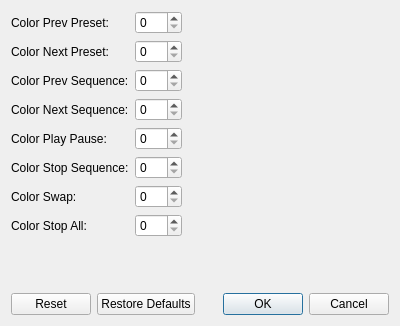
First picture: the form in widgets/drumpadsettingsdialog.ui, repository 0xFEEDC0DE64/DrumMachine, before the edit.
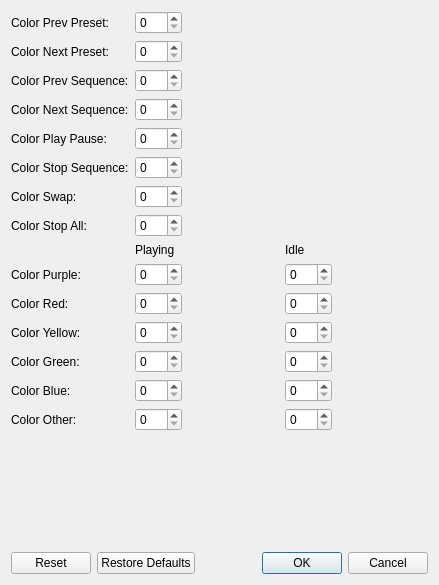
Second picture: the form after the edit.

```diff
--- a/widgets/drumpadsettingsdialog.ui
+++ b/widgets/drumpadsettingsdialog.ui
@@ -6,8 +6,8 @@
    <rect>
     <x>0</x>
     <y>0</y>
-    <width>400</width>
-    <height>326</height>
+    <width>439</width>
+    <height>585</height>
    </rect>
   </property>
   <property name="windowTitle">
@@ -15,36 +15,30 @@
   </property>
   <layout class="QVBoxLayout" name="verticalLayout">
    <item>
-    <layout class="QFormLayout" name="formLayout">
-     <item row="0" column="0">
-      <widget class="QLabel" name="labelColorPrevPreset">
-       <property name="text">
-        <string>Color Prev Preset:</string>
-       </property>
-       <property name="buddy">
-        <cstring>spinBoxColorPrevPreset</cstring>
-       </property>
-      </widget>
-     </item>
-     <item row="1" column="0">
-      <widget class="QLabel" name="labelColorNextPreset">
-       <property name="text">
-        <string>Color Next Preset:</string>
-       </property>
-       <property name="buddy">
-        <cstring>spinBoxColorNextPreset</cstring>
-       </property>
-      </widget>
-     </item>
-     <item row="2" column="0">
-      <widget class="QLabel" name="labelColorPrevSequence">
-       <property name="text">
-        <string>Color Prev Sequence:</string>
-       </property>
-       <property name="buddy">
-        <cstring>spinBoxColorPrevSequence</cstring>
-       </property>
-      </widget>
+    <layout class="QGridLayout" name="gridLayout">
+     <item row="3" column="1">
+      <layout class="QHBoxLayout" name="horizontalLayout_4">
+       <item>
+        <widget class="QSpinBox" name="spinBoxColorNextSequence">
+         <property name="maximum">
+          <number>255</number>
+         </property>
+        </widget>
+       </item>
+       <item>
+        <spacer name="horizontalSpacer_4">
+         <property name="orientation">
+          <enum>Qt::Horizontal</enum>
+         </property>
+         <property name="sizeHint" stdset="0">
+          <size>
+           <width>40</width>
+           <height>20</height>
+          </size>
+         </property>
+        </spacer>
+       </item>
+      </layout>
      </item>
      <item row="3" column="0">
       <widget class="QLabel" name="labelColorNextSequence">
@@ -56,30 +50,174 @@
        </property>
       </widget>
      </item>
-     <item row="4" column="0">
-      <widget class="QLabel" name="labelColorPlayPause">
+     <item row="10" column="2">
+      <layout class="QHBoxLayout" name="horizontalLayout_12">
+       <item>
+        <widget class="QSpinBox" name="spinBoxColorRedIdle">
+         <property name="maximum">
+          <number>255</number>
+         </property>
+        </widget>
+       </item>
+       <item>
+        <spacer name="horizontalSpacer_16">
+         <property name="orientation">
+          <enum>Qt::Horizontal</enum>
+         </property>
+         <property name="sizeHint" stdset="0">
+          <size>
+           <width>40</width>
+           <height>20</height>
+          </size>
+         </property>
+        </spacer>
+       </item>
+      </layout>
+     </item>
+     <item row="11" column="1">
+      <layout class="QHBoxLayout" name="horizontalLayout_13">
+       <item>
+        <widget class="QSpinBox" name="spinBoxColorYellowPlaying">
+         <property name="maximum">
+          <number>255</number>
+         </property>
+        </widget>
+       </item>
+       <item>
+        <spacer name="horizontalSpacer_12">
+         <property name="orientation">
+          <enum>Qt::Horizontal</enum>
+         </property>
+         <property name="sizeHint" stdset="0">
+          <size>
+           <width>40</width>
+           <height>20</height>
+          </size>
+         </property>
+        </spacer>
+       </item>
+      </layout>
+     </item>
+     <item row="13" column="2">
+      <layout class="QHBoxLayout" name="horizontalLayout_18">
+       <item>
+        <widget class="QSpinBox" name="ColorBlueIdle">
+         <property name="maximum">
+          <number>255</number>
+         </property>
+        </widget>
+       </item>
+       <item>
+        <spacer name="horizontalSpacer_19">
+         <property name="orientation">
+          <enum>Qt::Horizontal</enum>
+         </property>
+         <property name="sizeHint" stdset="0">
+          <size>
+           <width>40</width>
+           <height>20</height>
+          </size>
+         </property>
+        </spacer>
+       </item>
+      </layout>
+     </item>
+     <item row="14" column="0">
+      <widget class="QLabel" name="labelColorOther">
        <property name="text">
-        <string>Color Play Pause:</string>
+        <string>Color Other:</string>
        </property>
        <property name="buddy">
         <cstring>spinBoxColorPlayPause</cstring>
        </property>
       </widget>
      </item>
-     <item row="5" column="0">
-      <widget class="QLabel" name="labelColorStopSequence">
+     <item row="5" column="1">
+      <layout class="QHBoxLayout" name="horizontalLayout_6">
+       <item>
+        <widget class="QSpinBox" name="spinBoxColorStopSequence">
+         <property name="maximum">
+          <number>255</number>
+         </property>
+        </widget>
+       </item>
+       <item>
+        <spacer name="horizontalSpacer_6">
+         <property name="orientation">
+          <enum>Qt::Horizontal</enum>
+         </property>
+         <property name="sizeHint" stdset="0">
+          <size>
+           <width>40</width>
+           <height>20</height>
+          </size>
+         </property>
+        </spacer>
+       </item>
+      </layout>
+     </item>
+     <item row="14" column="1">
+      <layout class="QHBoxLayout" name="horizontalLayout_19">
+       <item>
+        <widget class="QSpinBox" name="ColorOtherPlaying">
+         <property name="maximum">
+          <number>255</number>
+         </property>
+        </widget>
+       </item>
+       <item>
+        <spacer name="horizontalSpacer_15">
+         <property name="orientation">
+          <enum>Qt::Horizontal</enum>
+         </property>
+         <property name="sizeHint" stdset="0">
+          <size>
+           <width>40</width>
+           <height>20</height>
+          </size>
+         </property>
+        </spacer>
+       </item>
+      </layout>
+     </item>
+     <item row="12" column="0">
+      <widget class="QLabel" name="labelColorGreen">
        <property name="text">
-        <string>Color Stop Sequence:</string>
+        <string>Color Green:</string>
        </property>
        <property name="buddy">
         <cstring>spinBoxColorStopSequence</cstring>
        </property>
       </widget>
      </item>
-     <item row="6" column="0">
-      <widget class="QLabel" name="labelColorSwap">
+     <item row="6" column="1">
+      <layout class="QHBoxLayout" name="horizontalLayout_7">
+       <item>
+        <widget class="QSpinBox" name="spinBoxColorSwap">
+         <property name="maximum">
+          <number>255</number>
+         </property>
+        </widget>
+       </item>
+       <item>
+        <spacer name="horizontalSpacer_7">
+         <property name="orientation">
+          <enum>Qt::Horizontal</enum>
+         </property>
+         <property name="sizeHint" stdset="0">
+          <size>
+           <width>40</width>
+           <height>20</height>
+          </size>
+         </property>
+        </spacer>
+       </item>
+      </layout>
+     </item>
+     <item row="9" column="0">
+      <widget class="QLabel" name="labelColorPurple">
        <property name="text">
-        <string>Color Swap:</string>
+        <string>Color Purple:</string>
        </property>
        <property name="buddy">
         <cstring>spinBoxColorSwap</cstring>
@@ -96,6 +234,13 @@
        </property>
       </widget>
      </item>
+     <item row="8" column="2">
+      <widget class="QLabel" name="labelIdle">
+       <property name="text">
+        <string>Idle</string>
+       </property>
+      </widget>
+     </item>
      <item row="0" column="1">
       <layout class="QHBoxLayout" name="horizontalLayout">
        <item>
@@ -120,6 +265,135 @@
        </item>
       </layout>
      </item>
+     <item row="1" column="0">
+      <widget class="QLabel" name="labelColorNextPreset">
+       <property name="text">
+        <string>Color Next Preset:</string>
+       </property>
+       <property name="buddy">
+        <cstring>spinBoxColorNextPreset</cstring>
+       </property>
+      </widget>
+     </item>
+     <item row="5" column="0">
+      <widget class="QLabel" name="labelColorStopSequence">
+       <property name="text">
+        <string>Color Stop Sequence:</string>
+       </property>
+       <property name="buddy">
+        <cstring>spinBoxColorStopSequence</cstring>
+       </property>
+      </widget>
+     </item>
+     <item row="2" column="0">
+      <widget class="QLabel" name="labelColorPrevSequence">
+       <property name="text">
+        <string>Color Prev Sequence:</string>
+       </property>
+       <property name="buddy">
+        <cstring>spinBoxColorPrevSequence</cstring>
+       </property>
+      </widget>
+     </item>
+     <item row="12" column="2">
+      <layout class="QHBoxLayout" name="horizontalLayout_16">
+       <item>
+        <widget class="QSpinBox" name="ColorGreenIdle">
+         <property name="maximum">
+          <number>255</number>
+         </property>
+        </widget>
+       </item>
+       <item>
+        <spacer name="horizontalSpacer_18">
+         <property name="orientation">
+          <enum>Qt::Horizontal</enum>
+         </property>
+         <property name="sizeHint" stdset="0">
+          <size>
+           <width>40</width>
+           <height>20</height>
+          </size>
+         </property>
+        </spacer>
+       </item>
+      </layout>
+     </item>
+     <item row="7" column="1">
+      <layout class="QHBoxLayout" name="horizontalLayout_8">
+       <item>
+        <widget class="QSpinBox" name="spinBoxColorStopAll">
+         <property name="maximum">
+          <number>255</number>
+         </property>
+        </widget>
+       </item>
+       <item>
+        <spacer name="horizontalSpacer_8">
+         <property name="orientation">
+          <enum>Qt::Horizontal</enum>
+         </property>
+         <property name="sizeHint" stdset="0">
+          <size>
+           <width>40</width>
+           <height>20</height>
+          </size>
+         </property>
+        </spacer>
+       </item>
+      </layout>
+     </item>
+     <item row="12" column="1">
+      <layout class="QHBoxLayout" name="horizontalLayout_15">
+       <item>
+        <widget class="QSpinBox" name="ColorGreenPlaying">
+         <property name="maximum">
+          <number>255</number>
+         </property>
+        </widget>
+       </item>
+       <item>
+        <spacer name="horizontalSpacer_13">
+         <property name="orientation">
+          <enum>Qt::Horizontal</enum>
+         </property>
+         <property name="sizeHint" stdset="0">
+          <size>
+           <width>40</width>
+           <height>20</height>
+          </size>
+         </property>
+        </spacer>
+       </item>
+      </layout>
+     </item>
+     <item row="8" column="1">
+      <widget class="QLabel" name="labelPlaying">
+       <property name="text">
+        <string>Playing</string>
+       </property>
+      </widget>
+     </item>
+     <item row="13" column="0">
+      <widget class="QLabel" name="labelColorBlue">
+       <property name="text">
+        <string>Color Blue:</string>
+       </property>
+       <property name="buddy">
+        <cstring>ColorBluePlaying</cstring>
+       </property>
+      </widget>
+     </item>
+     <item row="10" column="0">
+      <widget class="QLabel" name="labelColorRed">
+       <property name="text">
+        <string>Color Red:</string>
+       </property>
+       <property name="buddy">
+        <cstring>spinBoxColorRedPlaying</cstring>
+       </property>
+      </widget>
+     </item>
      <item row="1" column="1">
       <layout class="QHBoxLayout" name="horizontalLayout_2">
        <item>
@@ -144,41 +418,17 @@
        </item>
       </layout>
      </item>
-     <item row="2" column="1">
-      <layout class="QHBoxLayout" name="horizontalLayout_3">
+     <item row="10" column="1">
+      <layout class="QHBoxLayout" name="horizontalLayout_11">
        <item>
-        <widget class="QSpinBox" name="spinBoxColorPrevSequence">
+        <widget class="QSpinBox" name="spinBoxColorRedPlaying">
          <property name="maximum">
           <number>255</number>
          </property>
         </widget>
        </item>
        <item>
-        <spacer name="horizontalSpacer_3">
-         <property name="orientation">
-          <enum>Qt::Horizontal</enum>
-         </property>
-         <property name="sizeHint" stdset="0">
-          <size>
-           <width>40</width>
-           <height>20</height>
-          </size>
-         </property>
-        </spacer>
-       </item>
-      </layout>
-     </item>
-     <item row="3" column="1">
-      <layout class="QHBoxLayout" name="horizontalLayout_4">
-       <item>
-        <widget class="QSpinBox" name="spinBoxColorNextSequence">
-         <property name="maximum">
-          <number>255</number>
-         </property>
-        </widget>
-       </item>
-       <item>
-        <spacer name="horizontalSpacer_4">
+        <spacer name="horizontalSpacer_11">
          <property name="orientation">
           <enum>Qt::Horizontal</enum>
          </property>
@@ -216,17 +466,17 @@
        </item>
       </layout>
      </item>
-     <item row="5" column="1">
-      <layout class="QHBoxLayout" name="horizontalLayout_6">
+     <item row="11" column="2">
+      <layout class="QHBoxLayout" name="horizontalLayout_14">
        <item>
-        <widget class="QSpinBox" name="spinBoxColorStopSequence">
+        <widget class="QSpinBox" name="spinBoxColorYellowIdle">
          <property name="maximum">
           <number>255</number>
          </property>
         </widget>
        </item>
        <item>
-        <spacer name="horizontalSpacer_6">
+        <spacer name="horizontalSpacer_17">
          <property name="orientation">
           <enum>Qt::Horizontal</enum>
          </property>
@@ -240,17 +490,37 @@
        </item>
       </layout>
      </item>
-     <item row="6" column="1">
-      <layout class="QHBoxLayout" name="horizontalLayout_7">
+     <item row="11" column="0">
+      <widget class="QLabel" name="labelColorYellow">
+       <property name="text">
+        <string>Color Yellow:</string>
+       </property>
+       <property name="buddy">
+        <cstring>spinBoxColorYellowPlaying</cstring>
+       </property>
+      </widget>
+     </item>
+     <item row="6" column="0">
+      <widget class="QLabel" name="labelColorSwap">
+       <property name="text">
+        <string>Color Swap:</string>
+       </property>
+       <property name="buddy">
+        <cstring>spinBoxColorSwap</cstring>
+       </property>
+      </widget>
+     </item>
+     <item row="13" column="1">
+      <layout class="QHBoxLayout" name="horizontalLayout_17">
        <item>
-        <widget class="QSpinBox" name="spinBoxColorSwap">
+        <widget class="QSpinBox" name="ColorBluePlaying">
          <property name="maximum">
           <number>255</number>
          </property>
         </widget>
        </item>
        <item>
-        <spacer name="horizontalSpacer_7">
+        <spacer name="horizontalSpacer_14">
          <property name="orientation">
           <enum>Qt::Horizontal</enum>
          </property>
@@ -264,17 +534,17 @@
        </item>
       </layout>
      </item>
-     <item row="7" column="1">
-      <layout class="QHBoxLayout" name="horizontalLayout_8">
+     <item row="14" column="2">
+      <layout class="QHBoxLayout" name="horizontalLayout_20">
        <item>
-        <widget class="QSpinBox" name="spinBoxColorStopAll">
+        <widget class="QSpinBox" name="ColorOtherIdle">
          <property name="maximum">
           <number>255</number>
          </property>
         </widget>
        </item>
        <item>
-        <spacer name="horizontalSpacer_8">
+        <spacer name="horizontalSpacer_20">
          <property name="orientation">
           <enum>Qt::Horizontal</enum>
          </property>
@@ -288,8 +558,113 @@
        </item>
       </layout>
      </item>
+     <item row="2" column="1">
+      <layout class="QHBoxLayout" name="horizontalLayout_3">
+       <item>
+        <widget class="QSpinBox" name="spinBoxColorPrevSequence">
+         <property name="maximum">
+          <number>255</number>
+         </property>
+        </widget>
+       </item>
+       <item>
+        <spacer name="horizontalSpacer_3">
+         <property name="orientation">
+          <enum>Qt::Horizontal</enum>
+         </property>
+         <property name="sizeHint" stdset="0">
+          <size>
+           <width>40</width>
+           <height>20</height>
+          </size>
+         </property>
+        </spacer>
+       </item>
+      </layout>
+     </item>
+     <item row="0" column="0">
+      <widget class="QLabel" name="labelColorPrevPreset">
+       <property name="text">
+        <string>Color Prev Preset:</string>
+       </property>
+       <property name="buddy">
+        <cstring>spinBoxColorPrevPreset</cstring>
+       </property>
+      </widget>
+     </item>
+     <item row="9" column="2">
+      <layout class="QHBoxLayout" name="horizontalLayout_10">
+       <item>
+        <widget class="QSpinBox" name="spinBoxColorPurpleIdle">
+         <property name="maximum">
+          <number>255</number>
+         </property>
+        </widget>
+       </item>
+       <item>
+        <spacer name="horizontalSpacer_10">
+         <property name="orientation">
+          <enum>Qt::Horizontal</enum>
+         </property>
+         <property name="sizeHint" stdset="0">
+          <size>
+           <width>40</width>
+           <height>20</height>
+          </size>
+         </property>
+        </spacer>
+       </item>
+      </layout>
+     </item>
+     <item row="9" column="1">
+      <layout class="QHBoxLayout" name="horizontalLayout_9">
+       <item>
+        <widget class="QSpinBox" name="spinBoxColorPurplePlaying">
+         <property name="maximum">
+          <number>255</number>
+         </property>
+        </widget>
+       </item>
+       <item>
+        <spacer name="horizontalSpacer_9">
+         <property name="orientation">
+          <enum>Qt::Horizontal</enum>
+         </property>
+         <property name="sizeHint" stdset="0">
+          <size>
+           <width>40</width>
+           <height>20</height>
+          </size>
+         </property>
+        </spacer>
+       </item>
+      </layout>
+     </item>
+     <item row="4" column="0">
+      <widget class="QLabel" name="labelColorPlayPause">
+       <property name="text">
+        <string>Color Play Pause:</string>
+       </property>
+       <property name="buddy">
+        <cstring>spinBoxColorPlayPause</cstring>
+       </property>
+      </widget>
+     </item>
     </layout>
    </item>
+   <item>
+    <spacer name="verticalSpacer">
+     <property name="orientation">
+      <enum>Qt::Vertical</enum>
+     </property>
+     <property name="sizeHint" stdset="0">
+      <size>
+       <width>20</width>
+       <height>40</height>
+      </size>
+     </property>
+    </spacer>
+   </item>
    <item>
     <widget class="QDialogButtonBox" name="buttonBox">
      <property name="orientation">
```
Left out of the diff: 6 changed lines with no effect on the pictures.
